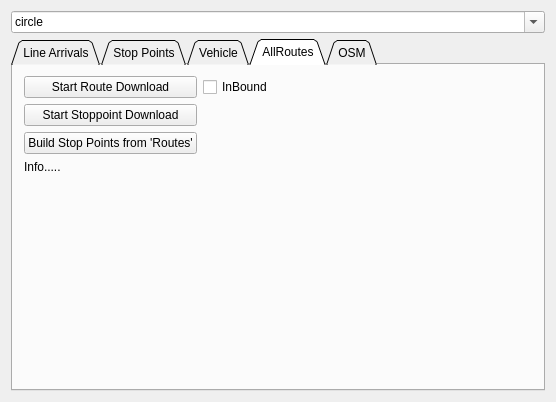
First picture: the form in Widget.ui, repository Enthusiastic-Coder/tflTest, before the edit.
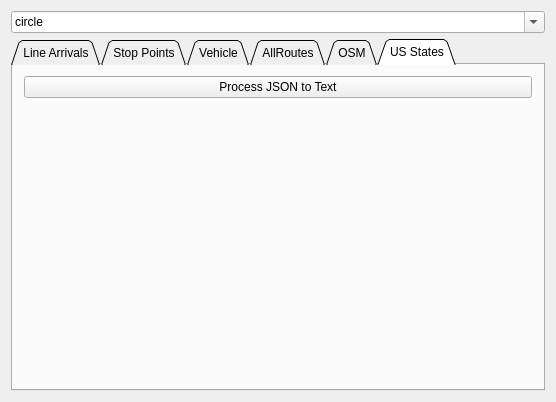
Second picture: the form after the edit.

Commit message: add processing of USA states

What changed in the file:
```diff
--- a/Widget.ui
+++ b/Widget.ui
@@ -108,7 +108,7 @@
       <enum>QTabWidget::Triangular</enum>
      </property>
      <property name="currentIndex">
-      <number>3</number>
+      <number>5</number>
      </property>
      <property name="tabBarAutoHide">
       <bool>false</bool>
@@ -579,6 +579,33 @@
        </item>
       </layout>
      </widget>
+     <widget class="QWidget" name="tab_6">
+      <attribute name="title">
+       <string>US States</string>
+      </attribute>
+      <layout class="QVBoxLayout" name="verticalLayout">
+       <item>
+        <widget class="QPushButton" name="pushButtonUSStates">
+         <property name="text">
+          <string>Process JSON to Text</string>
+         </property>
+        </widget>
+       </item>
+       <item>
+        <spacer name="verticalSpacer_3">
+         <property name="orientation">
+          <enum>Qt::Vertical</enum>
+         </property>
+         <property name="sizeHint" stdset="0">
+          <size>
+           <width>20</width>
+           <height>40</height>
+          </size>
+         </property>
+        </spacer>
+       </item>
+      </layout>
+     </widget>
     </widget>
    </item>
   </layout>
```
The commit also changes 3 other files.
